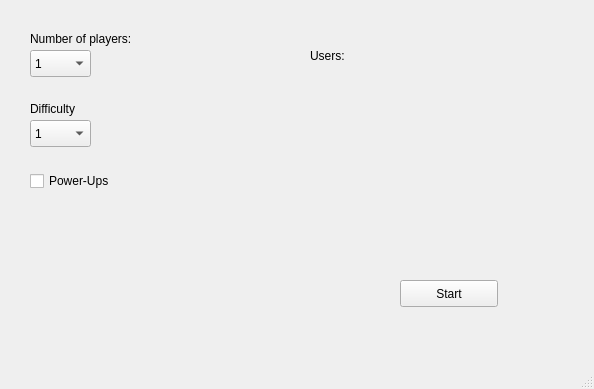
Above: all-4-pong/start.ui from twetm967/all-4-pong before the change. Below: the same form after it.
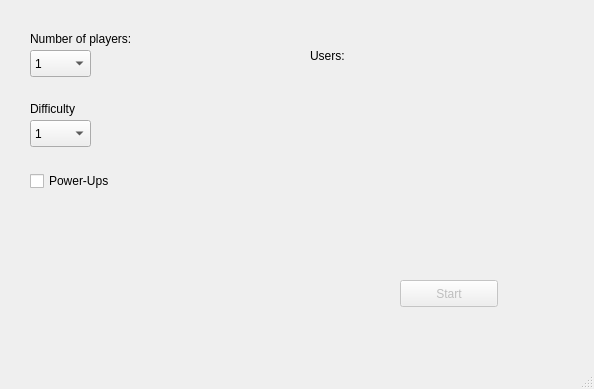
That is the form after the change.

Patch:
```diff
--- a/all-4-pong/start.ui
+++ b/all-4-pong/start.ui
@@ -19,7 +19,7 @@
   <widget class="QWidget" name="centralwidget">
    <widget class="QPushButton" name="start_Btn">
     <property name="enabled">
-     <bool>true</bool>
+     <bool>false</bool>
     </property>
     <property name="geometry">
      <rect>
@@ -132,7 +132,7 @@
      <rect>
       <x>310</x>
       <y>40</y>
-      <width>121</width>
+      <width>201</width>
       <height>31</height>
      </rect>
     </property>
```
